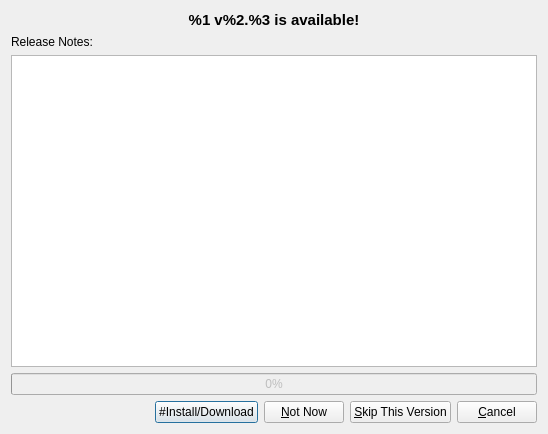
Old version of the form Beeftext/Update/UpdateDialog.ui in the repository xmichelo/Beeftext.
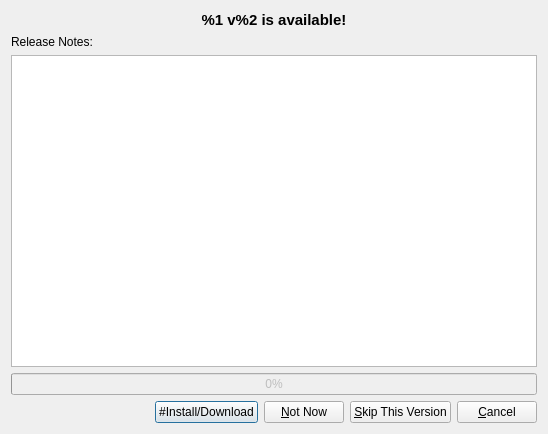
New version of the form.

Diff of the .ui file:
```diff
--- a/Beeftext/Update/UpdateDialog.ui
+++ b/Beeftext/Update/UpdateDialog.ui
@@ -23,7 +23,7 @@
       </font>
      </property>
      <property name="text">
-      <string>%1 v%2.%3 is available!</string>
+      <string>%1 v%2 is available!</string>
      </property>
      <property name="alignment">
       <set>Qt::AlignCenter</set>
```
